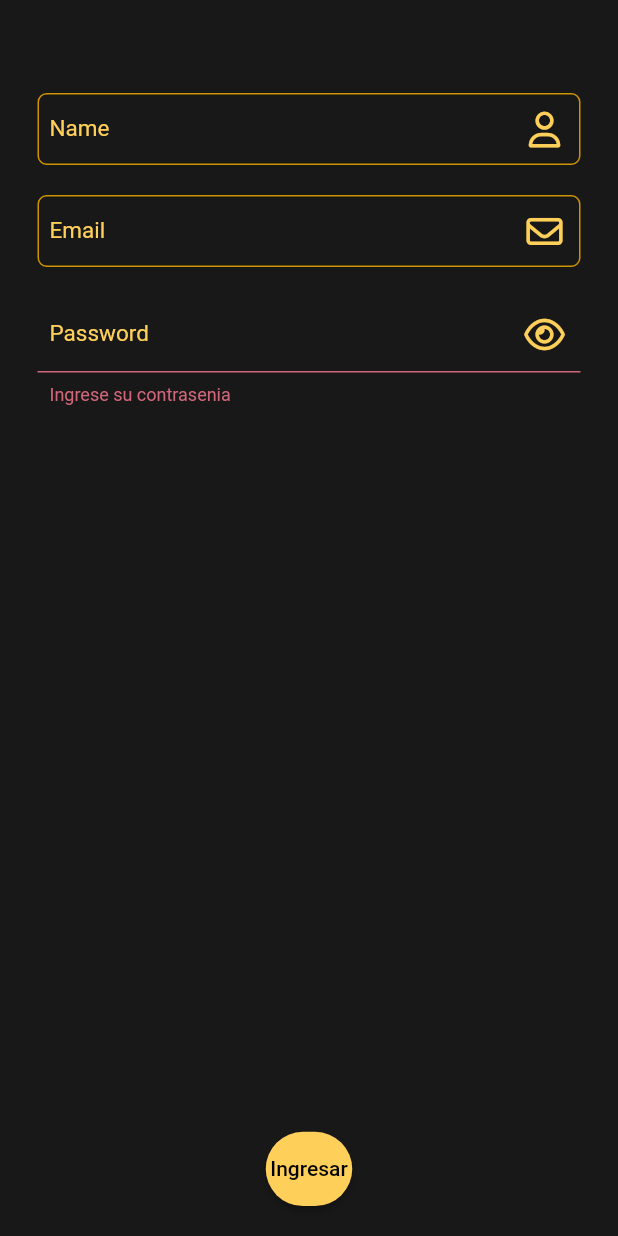
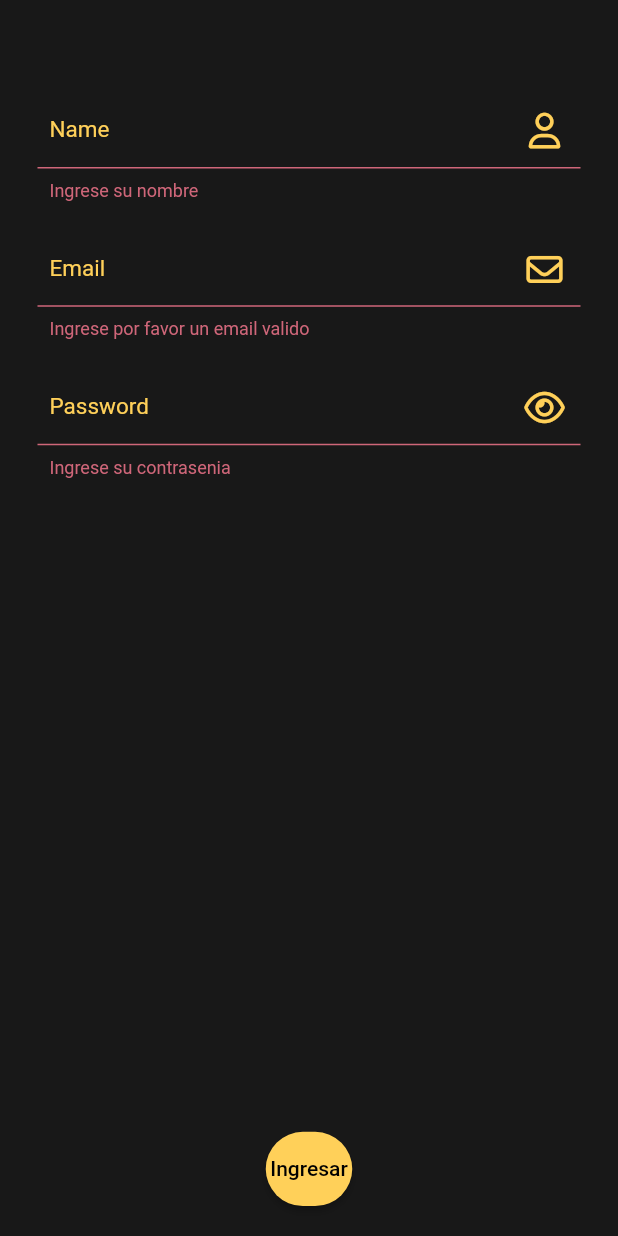
Before and after one commit to CasaGrande34/finance_app, a Flutter app: the BodyContainerForm widget shown alone on an empty page, opened directly with empty values, after a tap on "Ingresar", on a phone screen of 412 x 824 dp. Run offline on Flutter 3.47's test engine with Material 2 defaults, Android fonts, the phone set to English and light mode, and no system bars; drawn by our look-alikes of rounded_loading_button; our stand-ins replace carousel_slider, cloud_firestore, email_validator, firebase_core, fluro, font_awesome_flutter and 4 more; accounts and stored records are empty.

Commit message:
acomode los onchanged y los validates del register, falta acomodar el espacio disponible 29november2022

```diff
--- a/lib/providers/login_form_provider.dart
+++ b/lib/providers/register_form_provider.dart
@@ -8,19 +8,22 @@ class LoginFormProvider extends ChangeNotifier {
   //boton del register y login para manejar la autenticacion
   RoundedLoadingButtonController buttonController = RoundedLoadingButtonController();
   final GlobalKey<FormState> formCreateKey = GlobalKey();
+  String name = '';
   String email = '';
   String password = '';
 
   validateForm() {
     if (formCreateKey.currentState!.validate()) {
-      buttonController.reset();
-      Timer(const Duration(milliseconds: 500), () {
+      // buttonController.reset();
+      Timer(const Duration(milliseconds: 5000), () {
       buttonController.success();
-      buttonController.reset();
+        Timer(const Duration(milliseconds: 1000), () {
+          buttonController.reset();
 
-       });
+        });
+     });
     } else {
-      buttonController.stop();
+      // buttonController.stop();
     }
   }
 }
--- a/lib/ui/login and register/register_layout/web/components/container_form_register.dart
+++ b/lib/ui/login and register/register_layout/web/components/container_form_register.dart
@@ -1,7 +1,8 @@
+import 'package:email_validator/email_validator.dart';
 import 'package:flutter/material.dart';
 //dependencies
 import 'package:provider/provider.dart';
-import 'package:finance_app/providers/login_form_provider.dart';
+import 'package:finance_app/providers/register_form_provider.dart';
 import 'package:font_awesome_flutter/font_awesome_flutter.dart';
 import 'package:rounded_loading_button/rounded_loading_button.dart';
 //file addresses
@@ -85,17 +86,44 @@ class _BodyContainerFormState extends State<BodyContainerForm> {
                 addVerticalSpace(padding3),
                 Padding(
                   padding: const EdgeInsets.symmetric(horizontal: padding1),
-                  child: TextFormField(decoration: CustomInputs.authInputDecoration( labelText: 'Name',  hintText: 'Ingrese su apodo', icon: const Icon( FontAwesomeIcons.user ))),
-                ),
-                addVerticalSpace(padding2),
-                Padding(
-                  padding: const EdgeInsets.symmetric(horizontal: padding1),
-                  child: TextFormField(decoration: CustomInputs.authInputDecoration( labelText: 'Email',  hintText: 'Ingrese su correo', icon: const  Icon( FontAwesomeIcons.envelope ))),
+                  child: TextFormField(
+                    onChanged: (value) => loginFormProvider.name = value,
+                    validator: ( value ) {
+                      //CONDICIONES DEL VALIDADOR
+                      if( value == null || value.isEmpty) return 'Ingrese su nombre';
+                      if(value.length < 3 ) return 'Ingrese un apodo de al menos 3 caracteres';
+                      return null;
+
+                    },
+                    decoration: CustomInputs.authInputDecoration(
+                      labelText: 'Name',
+                      hintText: 'Ingrese su apodo',
+                      icon: const Icon( FontAwesomeIcons.user ),
+                    ),
+                  ),
                 ),
                 addVerticalSpace(padding2),
                 Padding(
                   padding: const EdgeInsets.symmetric(horizontal: padding1),
                   child: TextFormField(
+                    onChanged: (value) => loginFormProvider.email = value,
+                    validator: ( value ) {
+                      //CONDICIONES DEL VALIDADOR
+                      if( !EmailValidator.validate(value?? '') ) return 'Ingrese por favor un email valido';
+                      return null;
+                    },
+                    decoration: CustomInputs.authInputDecoration(
+                      labelText: 'Email',
+                      hintText: 'Ingrese su correo',
+                      icon: const  Icon( FontAwesomeIcons.envelope ),
+                    ),
+                  ),
+                ),
+                addVerticalSpace(padding2),
+                Padding(
+                  padding: const EdgeInsets.symmetric(horizontal: padding1),
+                  child: TextFormField(
+                      onChanged: (value) => loginFormProvider.password = value,
                       validator: ( value ) {
                         //CONDICIONES DEL VALIDADOR
                         if(value == null || value.isEmpty ) return 'Ingrese su contrasenia';
@@ -104,9 +132,11 @@ class _BodyContainerFormState extends State<BodyContainerForm> {
                       },
                       obscureText: true,
                       decoration: CustomInputs.authInputDecoration(
-                        labelText: 'Password',  hintText: '*********', icon: const Icon( FontAwesomeIcons.eye ),
-                        ),
+                        labelText: 'Password',
+                        hintText: '*********',
+                        icon: const Icon( FontAwesomeIcons.eye ),
                     ),
+                  ),
                 ),
                 const Spacer(),
                 // OutlinedButton(
--- a/pubspec.yaml
+++ b/pubspec.yaml
@@ -32,6 +32,7 @@ dependencies:
   carousel_slider: ^4.1.1
   cloud_firestore: ^4.0.4
   cupertino_icons: ^1.0.2
+  email_validator: ^2.1.17
   firebase_core: ^2.1.1
   fluro: ^2.0.4
   flutter:
```
Also changed, not shown: pubspec.lock.
